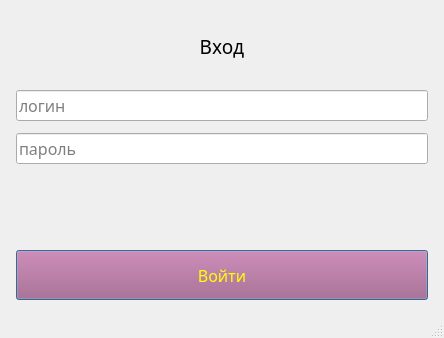
Old version of the form Screens/login.ui in the repository tebik44/Delivery_app.
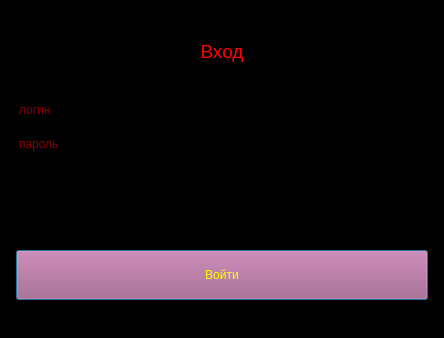
New version of the form.

The edit to the form file:
```diff
--- a/Screens/login.ui
+++ b/Screens/login.ui
@@ -13,6 +13,10 @@
   <property name="windowTitle">
    <string>MainWindow</string>
   </property>
+  <property name="styleSheet">
+   <string notr="true">color:red;
+background-color:ligth-green;</string>
+  </property>
   <widget class="QWidget" name="centralwidget">
    <property name="font">
     <font>
```
